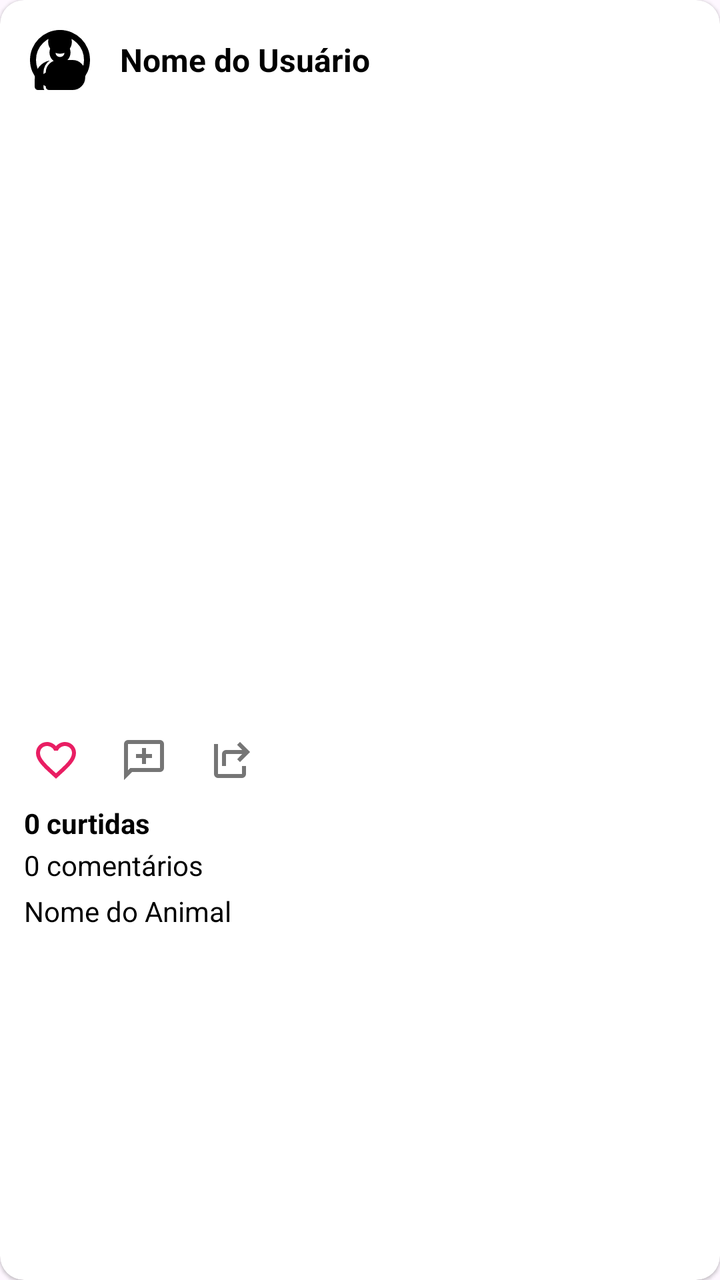
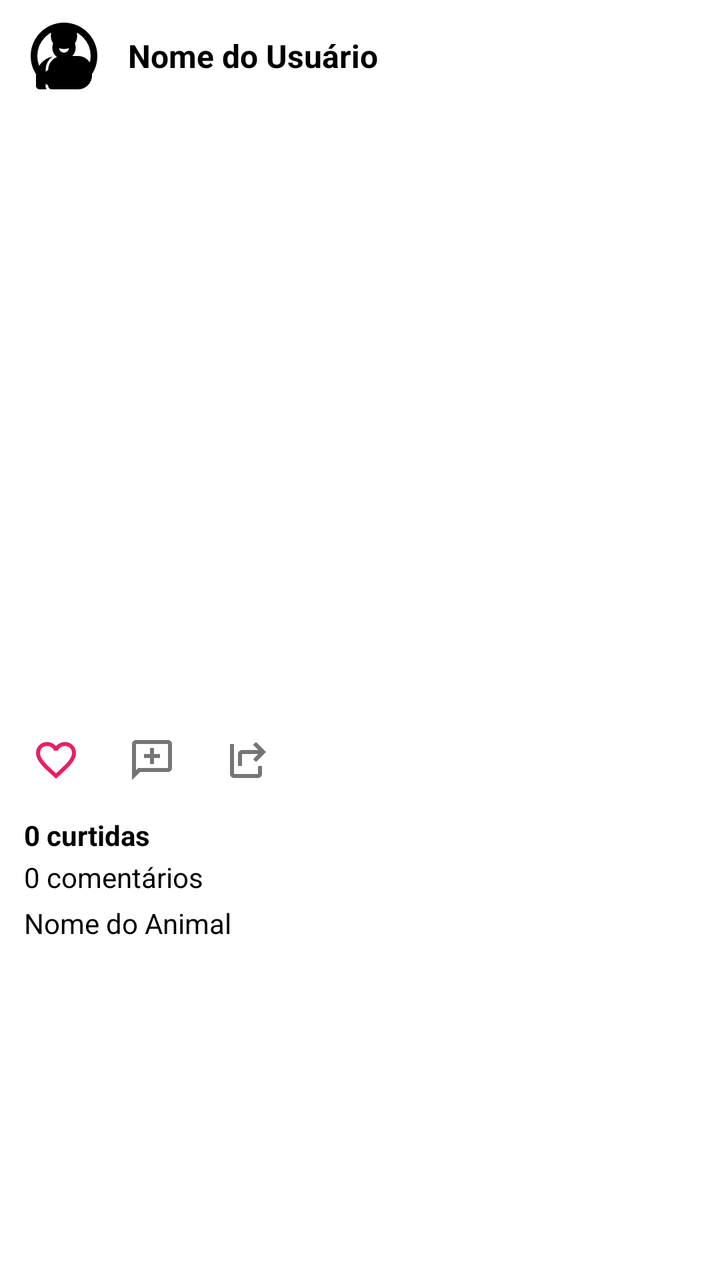

Screens rendered from an Android XML layout before and after an edit, with the pre-edit source and the edit as a unified diff.
<!-- AndroidManifest.xml: application theme Theme.Miadot -->
<!-- res/layout/item_animal.xml -->
<?xml version="1.0" encoding="utf-8"?>
<androidx.cardview.widget.CardView xmlns:android="http://schemas.android.com/apk/res/android"
    xmlns:app="http://schemas.android.com/apk/res-auto"
    android:layout_width="match_parent"
    android:layout_height="wrap_content"
    android:layout_marginHorizontal="8dp"
    android:layout_marginVertical="6dp"
    app:cardCornerRadius="12dp"
    app:cardElevation="1dp">

    <LinearLayout
        android:layout_width="match_parent"
        android:layout_height="wrap_content"
        android:orientation="vertical"
        android:padding="12dp">

        
        <LinearLayout
            android:layout_width="match_parent"
            android:layout_height="wrap_content"
            android:orientation="horizontal"
            android:gravity="center_vertical">

            <ImageView
                android:id="@+id/imageViewUserAvatar"
                android:layout_width="36dp"
                android:layout_height="36dp"
                android:src="@drawable/default_profile"
                android:scaleType="centerCrop"
                android:background="@drawable/circle_background"
                android:contentDescription="Avatar do usuário" />

            <TextView
                android:id="@+id/textViewUserName"
                android:layout_width="wrap_content"
                android:layout_height="wrap_content"
                android:layout_marginStart="12dp"
                android:text="Nome do Usuário"
                android:textSize="16sp"
                android:textStyle="bold"
                android:textColor="#000" />

        </LinearLayout>

        
        <ImageView
            android:id="@+id/imageViewAnimal"
            android:layout_width="match_parent"
            android:layout_height="300dp"
            android:layout_marginTop="8dp"
            android:scaleType="centerCrop"
            android:contentDescription="Imagem do animal" />

        
        <LinearLayout
            android:layout_width="match_parent"
            android:layout_height="wrap_content"
            android:orientation="horizontal"
            android:paddingTop="8dp">

            <ImageButton
                android:id="@+id/buttonLike"
                android:layout_width="32dp"
                android:layout_height="32dp"
                android:background="?attr/selectableItemBackgroundBorderless"
                android:contentDescription="Curtir"
                android:src="@drawable/unlike"
                app:tint="@color/like_color" />

            <ImageButton
                android:id="@+id/buttonComment"
                android:layout_width="32dp"
                android:layout_height="32dp"
                android:layout_marginStart="12dp"
                android:background="?attr/selectableItemBackgroundBorderless"
                android:contentDescription="Comentar"
                android:src="@drawable/outline_add_comment_24"
                app:tint="@color/comment_color" />

            <ImageButton
                android:id="@+id/buttonShare"
                android:layout_width="32dp"
                android:layout_height="32dp"
                android:layout_marginStart="12dp"
                android:background="?attr/selectableItemBackgroundBorderless"
                android:contentDescription="Compartilhar"
                android:src="@drawable/ic_share"
                app:tint="@color/share_color" />

        </LinearLayout>

        
        <TextView
            android:id="@+id/textViewLikes"
            android:layout_width="wrap_content"
            android:layout_height="wrap_content"
            android:text="0 curtidas"
            android:textSize="14sp"
            android:textStyle="bold"
            android:layout_marginTop="6dp"
            android:textColor="#000" />

        
        <TextView
            android:id="@+id/textComentarios"
            android:layout_width="wrap_content"
            android:layout_height="wrap_content"
            android:text="0 comentários"
            android:textSize="14sp"
            android:layout_marginTop="2dp"
            android:textColor="#000" />

        
        <TextView
            android:id="@+id/textViewNome"
            android:layout_width="match_parent"
            android:layout_height="wrap_content"
            android:text="Nome do Animal"
            android:textSize="14sp"
            android:layout_marginTop="4dp"
            android:textColor="#000" />

        
        <LinearLayout
            android:id="@+id/layoutComentarios"
            android:layout_width="match_parent"
            android:layout_height="wrap_content"
            android:orientation="vertical"
            android:visibility="gone"
            android:layout_marginTop="8dp">

            <androidx.recyclerview.widget.RecyclerView
                android:id="@+id/recyclerViewComentarios"
                android:layout_width="match_parent"
                android:layout_height="wrap_content"
                android:nestedScrollingEnabled="false" />

            <EditText
                android:id="@+id/editComentario"
                android:layout_width="match_parent"
                android:layout_height="wrap_content"
                android:hint="Adicione um comentário..."
                android:inputType="text"
                android:maxLines="3"
                android:background="@drawable/edittext_background"
                android:padding="8dp"
                android:layout_marginTop="8dp" />

            <Button
                android:id="@+id/buttonEnviarComentario"
                android:layout_width="wrap_content"
                android:layout_height="wrap_content"
                android:text="Publicar"
                android:layout_gravity="end"
                android:layout_marginTop="4dp" />
        </LinearLayout>

    </LinearLayout>

</androidx.cardview.widget.CardView>
<!-- resources referenced by this layout -->
<resources>
  <color name="comment_color">#757575</color>
  <color name="like_color">#E91E63</color>
  <color name="share_color">#757575</color>
  <!-- drawable default_profile (drawable) -->
  <vector xmlns:android="http://schemas.android.com/apk/res/android" android:height="24dp" android:tint="#000000" android:viewportHeight="960" android:viewportWidth="960" android:width="24dp">
        
      <path android:fillColor="@android:color/white" android:pathData="M185,880Q168,880 155.5,867.5Q143,855 143,838L143,733Q143,643 199,574Q255,505 343,486Q303,514 281,556.5Q259,599 259,648L259,838Q259,849 262,860Q265,871 272,880L185,880ZM332,880Q315,880 302.5,867.5Q290,855 290,838L290,648Q290,578 339.5,529Q389,480 459,480L648,480Q718,480 767,529Q816,578 816,648L816,712Q816,782 767,831Q718,880 648,880L332,880ZM480,396Q414,396 368,350Q322,304 322,238Q322,172 368,126Q414,80 480,80Q546,80 592,126Q638,172 638,238Q638,304 592,350Q546,396 480,396Z"/>
      
  </vector>
  <!-- drawable edittext_background (drawable) -->
  <?xml version="1.0" encoding="utf-8"?>
  <selector xmlns:android="http://schemas.android.com/apk/res/android">
  
      
      <item android:state_focused="true">
          <shape android:shape="rectangle">
              <solid android:color="#FFFFFF"/>
              <stroke android:width="2dp" android:color="#6200EE"/>
              <corners android:radius="12dp"/>
          </shape>
      </item>
  
      
      <item>
          <shape android:shape="rectangle">
              <solid android:color="#FAFAFA"/>
              <stroke android:width="1dp" android:color="#CCCCCC"/>
              <corners android:radius="12dp"/>
          </shape>
      </item>
  </selector>
  <!-- drawable ic_share (drawable) -->
  <vector xmlns:android="http://schemas.android.com/apk/res/android" android:height="24dp" android:tint="#000000" android:viewportHeight="960" android:viewportWidth="960" android:width="24dp">
        
      <path android:fillColor="@android:color/white" android:pathData="M280,600L280,360Q280,327 303.5,303.5Q327,280 360,280L686,280L583,177L640,120L840,320L640,520L583,464L686,360L360,360Q360,360 360,360Q360,360 360,360L360,600L280,600ZM200,840Q167,840 143.5,816.5Q120,793 120,760L120,160L200,160L200,760Q200,760 200,760Q200,760 200,760L680,760Q680,760 680,760Q680,760 680,760L680,600L760,600L760,760Q760,793 736.5,816.5Q713,840 680,840L200,840Z"/>
      
  </vector>
  <!-- drawable unlike (drawable) -->
  <vector xmlns:android="http://schemas.android.com/apk/res/android" android:height="24dp" android:tint="#000000" android:viewportHeight="24" android:viewportWidth="24" android:width="24dp">
        
      <path android:fillColor="@android:color/white" android:pathData="M16.5,3c-1.74,0 -3.41,0.81 -4.5,2.09C10.91,3.81 9.24,3 7.5,3 4.42,3 2,5.42 2,8.5c0,3.78 3.4,6.86 8.55,11.54L12,21.35l1.45,-1.32C18.6,15.36 22,12.28 22,8.5 22,5.42 19.58,3 16.5,3zM12.1,18.55l-0.1,0.1 -0.1,-0.1C7.14,14.24 4,11.39 4,8.5 4,6.5 5.5,5 7.5,5c1.54,0 3.04,0.99 3.57,2.36h1.87C13.46,5.99 14.96,5 16.5,5c2,0 3.5,1.5 3.5,3.5 0,2.89 -3.14,5.74 -7.9,10.05z"/>
      
  </vector>
  <style name="Theme.Miadot" parent="Theme.Material3.DayNight.NoActionBar">
          
          <item name="colorPrimary">@color/purple_500</item>
          <item name="colorPrimaryDark">@color/purple_700</item>
          <item name="colorAccent">@color/teal_200</item>
      </style>
  <color name="purple_500">#FF6200EE</color>
  <color name="purple_700">#FF3700B3</color>
  <color name="teal_200">#FF03DAC5</color>
  <!-- unchanged entries left out for length: 2 -->
</resources>

<!-- the commit's change to res/layout/item_animal.xml (unified diff, before → after) -->
@@ -3,28 +3,29 @@
     xmlns:app="http://schemas.android.com/apk/res-auto"
     android:layout_width="match_parent"
     android:layout_height="wrap_content"
-    android:layout_marginHorizontal="8dp"
-    android:layout_marginVertical="6dp"
-    app:cardCornerRadius="12dp"
-    app:cardElevation="1dp">
+    android:layout_margin="0dp"
+    app:cardCornerRadius="0dp"
+    app:cardElevation="0dp"
+    android:background="@android:color/white">
 
     <LinearLayout
         android:layout_width="match_parent"
         android:layout_height="wrap_content"
-        android:orientation="vertical"
-        android:padding="12dp">
+        android:orientation="vertical">
 
         
         <LinearLayout
             android:layout_width="match_parent"
-            android:layout_height="wrap_content"
+            android:layout_height="56dp"
             android:orientation="horizontal"
-            android:gravity="center_vertical">
+            android:gravity="center_vertical"
+            android:paddingStart="12dp"
+            android:paddingEnd="12dp">
 
             <ImageView
                 android:id="@+id/imageViewUserAvatar"
-                android:layout_width="36dp"
-                android:layout_height="36dp"
+                android:layout_width="40dp"
+                android:layout_height="40dp"
                 android:src="@drawable/default_profile"
                 android:scaleType="centerCrop"
                 android:background="@drawable/circle_background"
@@ -38,7 +39,7 @@
                 android:text="Nome do Usuário"
                 android:textSize="16sp"
                 android:textStyle="bold"
-                android:textColor="#000" />
+                android:textColor="#000000" />
 
         </LinearLayout>
 
@@ -46,17 +47,22 @@
         <ImageView
             android:id="@+id/imageViewAnimal"
             android:layout_width="match_parent"
-            android:layout_height="300dp"
-            android:layout_marginTop="8dp"
+            android:layout_height="0dp"
+            android:layout_weight="1"
+            android:adjustViewBounds="true"
             android:scaleType="centerCrop"
-            android:contentDescription="Imagem do animal" />
+            android:contentDescription="Imagem do animal"
+            android:maxHeight="400dp"
+            android:minHeight="300dp" />
 
         
         <LinearLayout
             android:layout_width="match_parent"
-            android:layout_height="wrap_content"
+            android:layout_height="48dp"
             android:orientation="horizontal"
-            android:paddingTop="8dp">
+            android:paddingStart="12dp"
+            android:paddingEnd="12dp"
+            android:gravity="center_vertical">
 
             <ImageButton
                 android:id="@+id/buttonLike"
@@ -71,7 +77,7 @@
                 android:id="@+id/buttonComment"
                 android:layout_width="32dp"
                 android:layout_height="32dp"
-                android:layout_marginStart="12dp"
+                android:layout_marginStart="16dp"
                 android:background="?attr/selectableItemBackgroundBorderless"
                 android:contentDescription="Comentar"
                 android:src="@drawable/outline_add_comment_24"
@@ -81,34 +87,35 @@
                 android:id="@+id/buttonShare"
                 android:layout_width="32dp"
                 android:layout_height="32dp"
-                android:layout_marginStart="12dp"
+                android:layout_marginStart="16dp"
                 android:background="?attr/selectableItemBackgroundBorderless"
                 android:contentDescription="Compartilhar"
                 android:src="@drawable/ic_share"
                 app:tint="@color/share_color" />
-
         </LinearLayout>
 
         
         <TextView
             android:id="@+id/textViewLikes"
-            android:layout_width="wrap_content"
+            android:layout_width="match_parent"
             android:layout_height="wrap_content"
             android:text="0 curtidas"
             android:textSize="14sp"
             android:textStyle="bold"
-            android:layout_marginTop="6dp"
-            android:textColor="#000" />
+            android:textColor="#000000"
+            android:paddingStart="12dp"
+            android:paddingTop="4dp" />
 
         
         <TextView
             android:id="@+id/textComentarios"
-            android:layout_width="wrap_content"
+            android:layout_width="match_parent"
             android:layout_height="wrap_content"
             android:text="0 comentários"
             android:textSize="14sp"
-            android:layout_marginTop="2dp"
-            android:textColor="#000" />
+            android:textColor="#000000"
+            android:paddingStart="12dp"
+            android:paddingTop="2dp" />
 
         
         <TextView
@@ -117,8 +124,10 @@
             android:layout_height="wrap_content"
             android:text="Nome do Animal"
             android:textSize="14sp"
-            android:layout_marginTop="4dp"
-            android:textColor="#000" />
+            android:textColor="#000000"
+            android:paddingStart="12dp"
+            android:paddingTop="4dp"
+            android:paddingBottom="8dp" />
 
         
         <LinearLayout
@@ -127,7 +136,9 @@
             android:layout_height="wrap_content"
             android:orientation="vertical"
             android:visibility="gone"
-            android:layout_marginTop="8dp">
+            android:paddingStart="12dp"
+            android:paddingEnd="12dp"
+            android:paddingBottom="12dp">
 
             <androidx.recyclerview.widget.RecyclerView
                 android:id="@+id/recyclerViewComentarios"
